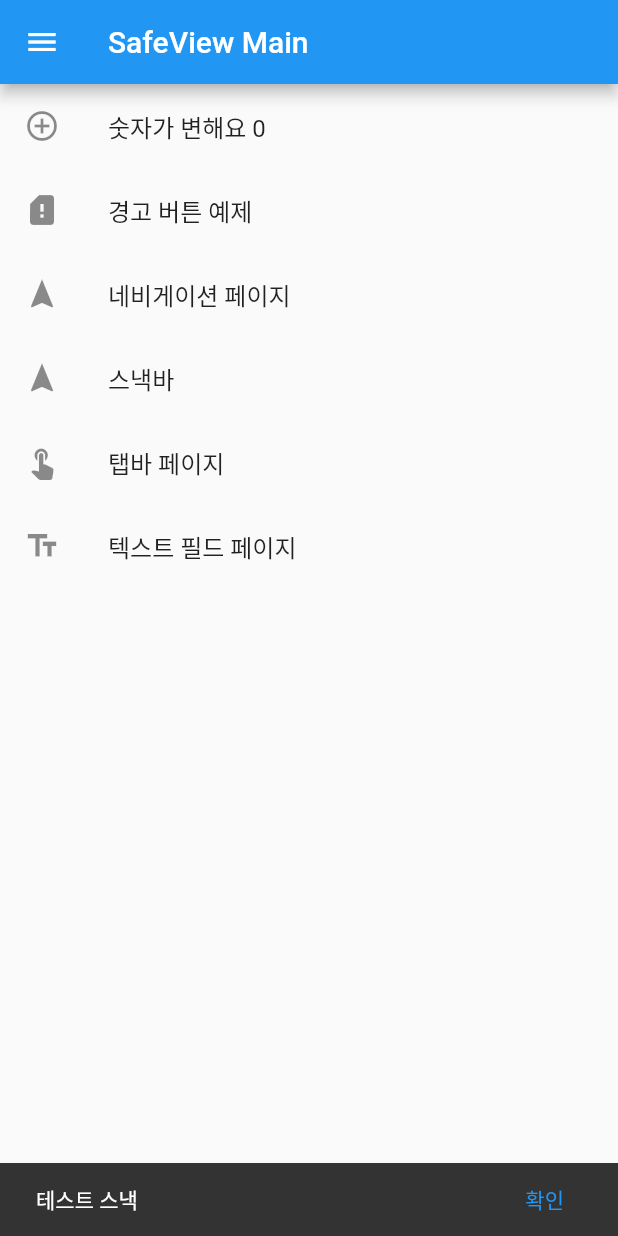
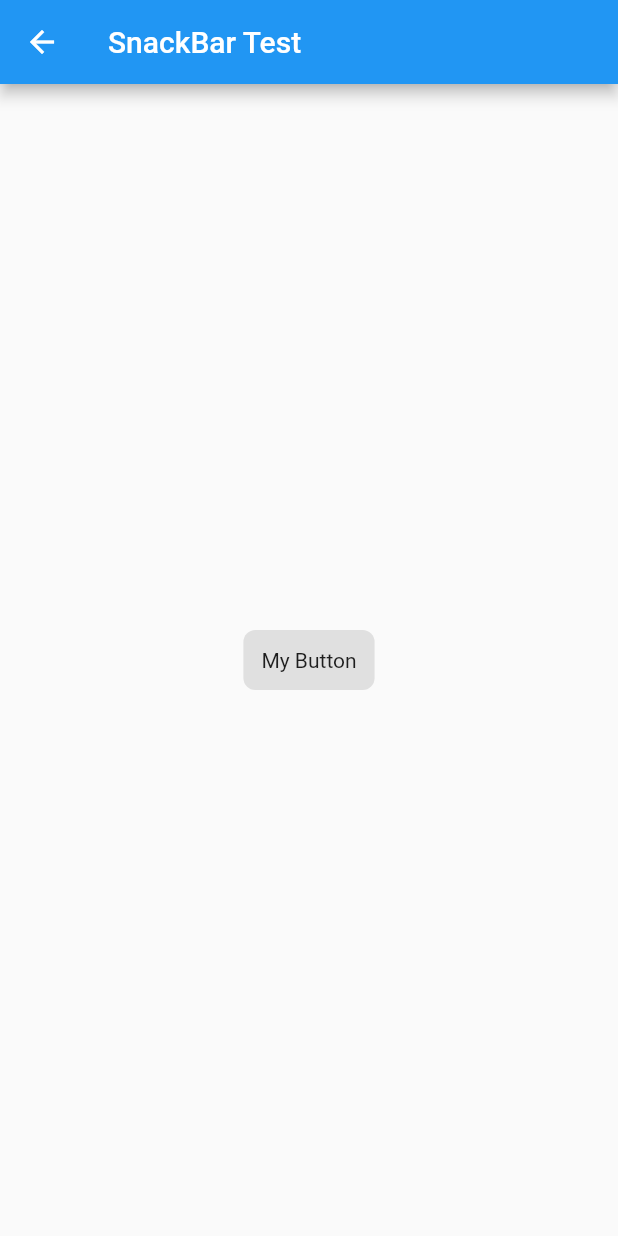
Before and after one commit to JooOwl/Flutter_My_Study, a Flutter app: the screen it shows after launch, after a tap on "스낵바", on a phone screen of 412 x 824 dp. Run offline on Flutter 3.47's test engine with Material 2 defaults, Android fonts, the phone set to English and light mode, and no system bars; our stand-ins replace contacts_service, geolocator, permission_handler.

Commit message:
새 파일 추가.

```diff
--- /dev/null
+++ b/samplecode/lib/buttonpage/snackBarPage.dart
@@ -0,0 +1,72 @@
+import 'package:flutter/material.dart';
+
+class SnackBarPage extends StatelessWidget {
+  @override
+  Widget build(BuildContext context) {
+    final title = 'Gesture Demo';
+
+    return MaterialApp(
+      title: title,
+      home: SnackBarPageVeiw(title: title),
+    );
+  }
+}
+
+class SnackBarPageVeiw extends StatelessWidget {
+  final String title;
+
+  SnackBarPageVeiw({Key key, this.title}) : super(key: key);
+
+  @override
+  Widget build(BuildContext context) {
+    return Scaffold(
+      appBar: AppBar(
+        title: Text(title),
+      ),
+      body: Center(child: SnackkButton()),
+    );
+  }
+}
+
+class SnackkButton extends StatelessWidget {
+  @override
+  Widget build(BuildContext context) {
+    return Align(
+      alignment: Alignment.center, // 정렬을 어떻게 할껀지 정하는거.
+      child: SafeArea(
+        // safearea 설정.
+        //left: true,
+        top: false,
+        //right: true,
+        //bottom: true,
+        child: GestureDetector(
+          // When the child is tapped, show a snackbar.
+          onTap: () {
+            final snackBar = SnackBar(
+              content: Text("Tap"),
+              action: SnackBarAction(
+                label: '확인',
+                onPressed: () {
+                  // Some code to undo the change.
+                },
+              ),
+            );
+
+            Scaffold.of(context).showSnackBar(snackBar);
+          },
+          // The custom button
+          child: Container(
+            padding: EdgeInsets.all(12.0),
+            decoration: BoxDecoration(
+              color: Theme
+                  .of(context)
+                  .buttonColor,
+              borderRadius: BorderRadius.circular(8.0),
+            ),
+            child: Text('My Button'),
+          ),
+        ),
+      ),
+    );
+  }
+}
--- a/samplecode/lib/main.dart
+++ b/samplecode/lib/main.dart
@@ -1,8 +1,12 @@
 import 'package:flutter/material.dart';
 import 'package:owlallsample/buttonpage/button_page_root.dart';
+import 'package:owlallsample/buttonpage/snackBarPage.dart';
 import 'package:owlallsample/AlerDailogClass.dart';
 import 'package:owlallsample/TapPage.dart';
 import 'package:owlallsample/TextFieldClass.dart';
+import 'package:owlallsample/ListSamples/ListRootPage.dart';
+import 'package:owlallsample/WebImageView.dart';
+import 'package:owlallsample/NavigationSamples/Navigation_List_Page.dart';
 // 자동 줄 맞춤은 Ctrl + Alt + L;
 
 void main() => runApp(MyApp());
@@ -56,19 +60,6 @@ class _MainRootViewPageWidget extends State<MainRootViewPage> {
     setState(() {
       _counter++;
     });
-  }
-
-  SnackBar TestSnack(String str_temp)
-  {
-    return SnackBar(
-      content: Text(str_temp),
-      action: SnackBarAction(
-        label: '확인',
-        onPressed: () {
-          // Some code to undo the change.
-        },
-      ),
-    );
   }
 
   @override
@@ -131,18 +122,19 @@ class _MainRootViewPageWidget extends State<MainRootViewPage> {
               },
             ),
             ListTile(
-              leading: Icon(Icons.navigation),
-              title: Text('네비게이션 페이지'),
+              leading: Icon(Icons.radio_button_checked),
+              title: Text('버튼 페이지'),
               onTap: () {
                 Navigator.of(context)
                     .push(MaterialPageRoute(builder: (_) => BottenVeiwTop()));
               },
             ),
             ListTile(
-              leading: Icon(Icons.navigation),
+              leading: Icon(Icons.aspect_ratio),
               title: Text('스낵바'),
               onTap: () {
-                Scaffold.of(context).showSnackBar(TestSnack('테스트 스낵'));
+                Navigator.of(context)
+                    .push(MaterialPageRoute(builder: (_) => SnackBarPageVeiw(title : "SnackBar Test")));
               },
             ),
             ListTile(
@@ -161,6 +153,30 @@ class _MainRootViewPageWidget extends State<MainRootViewPage> {
                     .push(MaterialPageRoute(builder: (_) => TextFieldRoot()));
               },
             ),
+            ListTile(
+              leading: Icon(Icons.list),
+              title: Text('리스트 예제 페이지'),
+              onTap: () {
+                Navigator.of(context)
+                    .push(MaterialPageRoute(builder: (_) => ListSamplesPage()));
+              },
+            ),
+            ListTile(
+              leading: Icon(Icons.image),
+              title: Text('웹 이미지 보기'),
+              onTap: () {
+                Navigator.of(context)
+                    .push(MaterialPageRoute(builder: (_) => WebImg_Page()));
+              },
+            ),
+            ListTile(
+              leading: Icon(Icons.navigation),
+              title: Text('네비게이선 페이지'),
+              onTap: () {
+                Navigator.of(context)
+                    .push(MaterialPageRoute(builder: (_) => NavidagionSamplesPage()));
+              },
+            ),
           ],
         ),
       ),
```
Also changed, not shown: samplecode/lib/ListSamples/Floating_App_Bar.dart (added, +42 -0 lines), samplecode/lib/ListSamples/Grid_List.dart (added, +42 -0 lines), samplecode/lib/ListSamples/ListRootPage.dart (added, +57 -0 lines), samplecode/lib/ListSamples/different_types_list.dart (added, +84 -0 lines), samplecode/lib/ListSamples/horizontal_list.dart (added, +58 -0 lines), samplecode/lib/NavigationSamples/Navigation_List_Page.dart (added, +31 -0 lines), samplecode/lib/NavigationSamples/data_toss_page.dart (added, +79 -0 lines), samplecode/lib/WebImageView.dart (added, +33 -0 lines).
